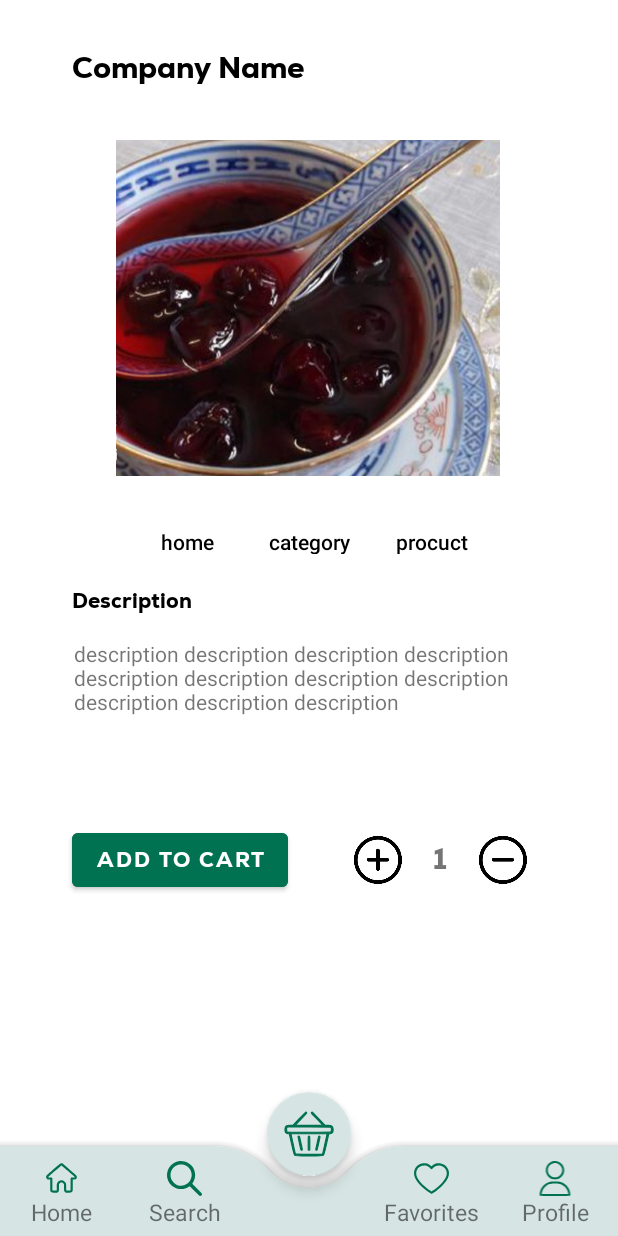
After one commit to ErenGokirmak/bahceden, an Android app: the ProductActivity screen opened directly, with no data from a screen before it, on a phone screen of 412 x 824 dp. The commit adds this screen. Run offline under Robolectric (Android 15) with nearby library versions, the phone set to English and light mode, and no system bars.

Commit message:
Started implementing product page + fixed typo

```diff
--- a/app/src/main/AndroidManifest.xml
+++ b/app/src/main/AndroidManifest.xml
@@ -11,6 +11,9 @@
         android:supportsRtl="true"
         android:theme="@style/Theme.Bahceden"
         tools:targetApi="31">
+        <activity
+            android:name=".ProductActivity"
+            android:exported="false" />
         <activity
             android:name=".ForgetPasswordActivity"
             android:exported="false" />
--- /dev/null
+++ b/app/src/main/java/com/swifties/bahceden/ProductActivity.java
@@ -0,0 +1,14 @@
+package com.swifties.bahceden;
+
+import androidx.appcompat.app.AppCompatActivity;
+
+import android.os.Bundle;
+
+public class ProductActivity extends AppCompatActivity {
+
+    @Override
+    protected void onCreate(Bundle savedInstanceState) {
+        super.onCreate(savedInstanceState);
+        setContentView(R.layout.activity_product);
+    }
+}
--- /dev/null
+++ b/app/src/main/res/layout/activity_product.xml
@@ -0,0 +1,160 @@
+<?xml version="1.0" encoding="utf-8"?>
+<androidx.constraintlayout.widget.ConstraintLayout xmlns:android="http://schemas.android.com/apk/res/android"
+    xmlns:app="http://schemas.android.com/apk/res-auto"
+    xmlns:tools="http://schemas.android.com/tools"
+    android:layout_width="match_parent"
+    android:layout_height="match_parent"
+    tools:context=".ProductActivity">
+
+
+    <include
+        android:id="@+id/bottomBar"
+        style="@android:style/Widget.Holo.Button.Borderless"
+        layout="@layout/bottom_app_bar"
+        android:layout_width="match_parent"
+        android:layout_height="match_parent"
+        tools:layout_editor_absoluteX="0dp"
+        tools:layout_editor_absoluteY="0dp" />
+
+    <Button
+        android:id="@+id/productCategoryButton"
+        style="@style/Widget.AppCompat.Button.Borderless"
+        android:layout_width="65dp"
+        android:layout_height="30dp"
+        android:layout_marginStart="16dp"
+        android:layout_marginTop="12dp"
+        android:padding="0dp"
+        android:text="category"
+        android:textAllCaps="false"
+        android:textColor="@color/black"
+        app:iconPadding="4dp"
+        app:layout_constraintStart_toEndOf="@+id/productHomeButton"
+        app:layout_constraintTop_toBottomOf="@+id/productImage" />
+
+    <Button
+        android:id="@+id/productTypeButton"
+        style="@style/Widget.AppCompat.Button.Borderless"
+        android:layout_width="65dp"
+        android:layout_height="30dp"
+        android:layout_marginStart="16dp"
+        android:layout_marginTop="12dp"
+        android:padding="0dp"
+        android:text="procuct"
+        android:textAllCaps="false"
+        android:textColor="@color/black"
+        app:iconPadding="4dp"
+        app:layout_constraintEnd_toEndOf="parent"
+        app:layout_constraintHorizontal_bias="0.0"
+        app:layout_constraintStart_toEndOf="@+id/productCategoryButton"
+        app:layout_constraintTop_toBottomOf="@+id/productImage" />
+
+    <TextView
+        android:id="@+id/companyNameDisplay"
+        android:layout_width="174dp"
+        android:layout_height="33dp"
+        android:layout_marginTop="32dp"
+        android:fontFamily="@font/nexa_heavy"
+        android:text="Company Name"
+        android:textColor="@color/black"
+        android:textSize="20sp"
+        app:layout_constraintEnd_toEndOf="parent"
+        app:layout_constraintHorizontal_bias="0.202"
+        app:layout_constraintStart_toStartOf="parent"
+        app:layout_constraintTop_toTopOf="parent" />
+
+    <ImageView
+        android:id="@+id/productImage"
+        android:layout_width="256dp"
+        android:layout_height="256dp"
+        android:layout_marginTop="12dp"
+        app:layout_constraintEnd_toEndOf="parent"
+        app:layout_constraintHorizontal_bias="0.496"
+        app:layout_constraintStart_toStartOf="parent"
+        app:layout_constraintTop_toBottomOf="@+id/companyNameDisplay"
+        app:srcCompat="@drawable/jam" />
+
+    <Button
+        android:id="@+id/productHomeButton"
+        style="@style/Widget.AppCompat.Button.Borderless"
+        android:layout_width="65dp"
+        android:layout_height="30dp"
+        android:layout_marginStart="92dp"
+        android:layout_marginTop="12dp"
+        android:padding="0dp"
+        android:text="home"
+        android:textAllCaps="false"
+        android:textColor="@color/black"
+        app:iconPadding="4dp"
+        app:layout_constraintStart_toStartOf="@+id/bottomBar"
+        app:layout_constraintTop_toBottomOf="@+id/productImage" />
+
+    <TextView
+        android:id="@+id/descriptionTitle"
+        android:layout_width="wrap_content"
+        android:layout_height="wrap_content"
+        android:layout_marginTop="16dp"
+        android:fontFamily="@font/nexa_heavy"
+        android:text="Description"
+        android:textColor="@color/black"
+        app:layout_constraintEnd_toEndOf="parent"
+        app:layout_constraintHorizontal_bias="0.145"
+        app:layout_constraintStart_toStartOf="parent"
+        app:layout_constraintTop_toBottomOf="@+id/productHomeButton" />
+
+    <TextView
+        android:id="@+id/descriptionTextDisplay"
+        android:layout_width="314dp"
+        android:layout_height="115dp"
+        android:layout_marginTop="16dp"
+        android:text="description description description description description description description description description description description "
+        app:layout_constraintEnd_toEndOf="parent"
+        app:layout_constraintStart_toStartOf="parent"
+        app:layout_constraintTop_toBottomOf="@+id/descriptionTitle" />
+
+    <Button
+        android:id="@+id/button10"
+        android:layout_width="wrap_content"
+        android:layout_height="wrap_content"
+        android:layout_marginStart="48dp"
+        android:layout_marginTop="8dp"
+        android:backgroundTint="@color/bahceden_green"
+        android:fontFamily="@font/nexa_heavy"
+        android:text="Add to cart"
+        app:layout_constraintStart_toStartOf="parent"
+        app:layout_constraintTop_toBottomOf="@+id/descriptionTextDisplay" />
+
+    <ImageView
+        android:id="@+id/increaseItemCountButton"
+        android:layout_width="32dp"
+        android:layout_height="32dp"
+        android:layout_marginStart="44dp"
+        android:layout_marginTop="16dp"
+        app:layout_constraintStart_toEndOf="@+id/button10"
+        app:layout_constraintTop_toBottomOf="@+id/descriptionTextDisplay"
+        app:srcCompat="@mipmap/add_foreground" />
+
+    <TextView
+        android:id="@+id/itemCountDisplay"
+        android:layout_width="35dp"
+        android:layout_height="32dp"
+        android:layout_marginStart="8dp"
+        android:layout_marginTop="16dp"
+        android:fontFamily="@font/nexa_heavy"
+        android:padding="2dp"
+        android:text="1"
+        android:textAlignment="center"
+        android:textSize="20sp"
+        app:layout_constraintStart_toEndOf="@+id/increaseItemCountButton"
+        app:layout_constraintTop_toBottomOf="@+id/descriptionTextDisplay" />
+
+    <ImageView
+        android:id="@+id/decreaseItemCountButton"
+        android:layout_width="32dp"
+        android:layout_height="32dp"
+        android:layout_marginStart="8dp"
+        android:layout_marginTop="16dp"
+        app:layout_constraintStart_toEndOf="@+id/itemCountDisplay"
+        app:layout_constraintTop_toBottomOf="@+id/descriptionTextDisplay"
+        app:srcCompat="@mipmap/remove_foreground" />
+
+</androidx.constraintlayout.widget.ConstraintLayout>
--- a/app/src/main/res/layout/activity_sign_up.xml
+++ b/app/src/main/res/layout/activity_sign_up.xml
@@ -27,7 +27,7 @@
         android:layout_marginStart="16dp"
         android:layout_marginTop="16dp"
         android:fontFamily="@font/nexa_heavy"
-        android:text="Creat Your Account"
+        android:text="Create Your Account"
         android:textColor="@color/bahceden_green"
         android:textSize="36dp"
         app:layout_constraintEnd_toEndOf="parent"
```
